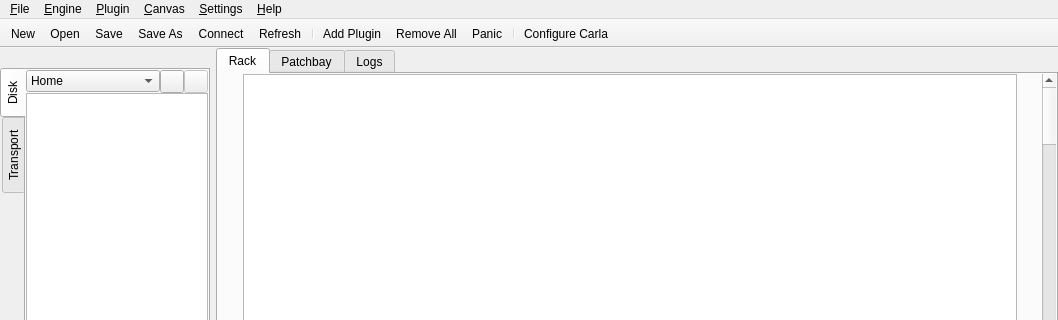
Before: the Qt Designer form resources/ui/carla_host.ui in falkTX/Carla, drawn with Qt 5; both pictures show x 0 to 1058 and y 0 to 320 of the 1058 by 716 pixel window.
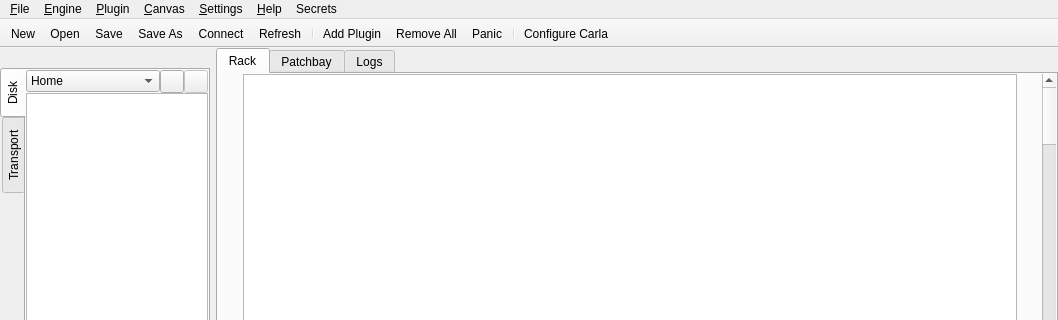
After: the same form once the commit is applied. Icons and pictures are not drawn. Custom widgets are drawn as their Qt base class.

Commit message: Add secret menu for development; Some libjack tweaks

Diff of the .ui file:
```diff
--- a/resources/ui/carla_host.ui
+++ b/resources/ui/carla_host.ui
@@ -193,7 +193,7 @@
      <x>0</x>
      <y>0</y>
      <width>1058</width>
-     <height>37</height>
+     <height>20</height>
     </rect>
    </property>
    <widget class="QMenu" name="menu_File">
@@ -285,12 +285,23 @@
     <addaction name="act_help_about_juce"/>
     <addaction name="act_help_about_qt"/>
    </widget>
+   <widget class="QMenu" name="menu_Secrets">
+    <property name="title">
+     <string>Secrets</string>
+    </property>
+    <addaction name="act_secret_1"/>
+    <addaction name="act_secret_2"/>
+    <addaction name="act_secret_3"/>
+    <addaction name="act_secret_4"/>
+    <addaction name="act_secret_5"/>
+   </widget>
    <addaction name="menu_File"/>
    <addaction name="menu_Engine"/>
    <addaction name="menu_Plugin"/>
    <addaction name="menu_Canvas"/>
    <addaction name="menu_Settings"/>
    <addaction name="menu_Help"/>
+   <addaction name="menu_Secrets"/>
   </widget>
   <widget class="QToolBar" name="toolBar">
    <property name="windowTitle">
```
Left out of the diff: 25 changed lines with no effect on the pictures. The commit also changes 4 other files.
